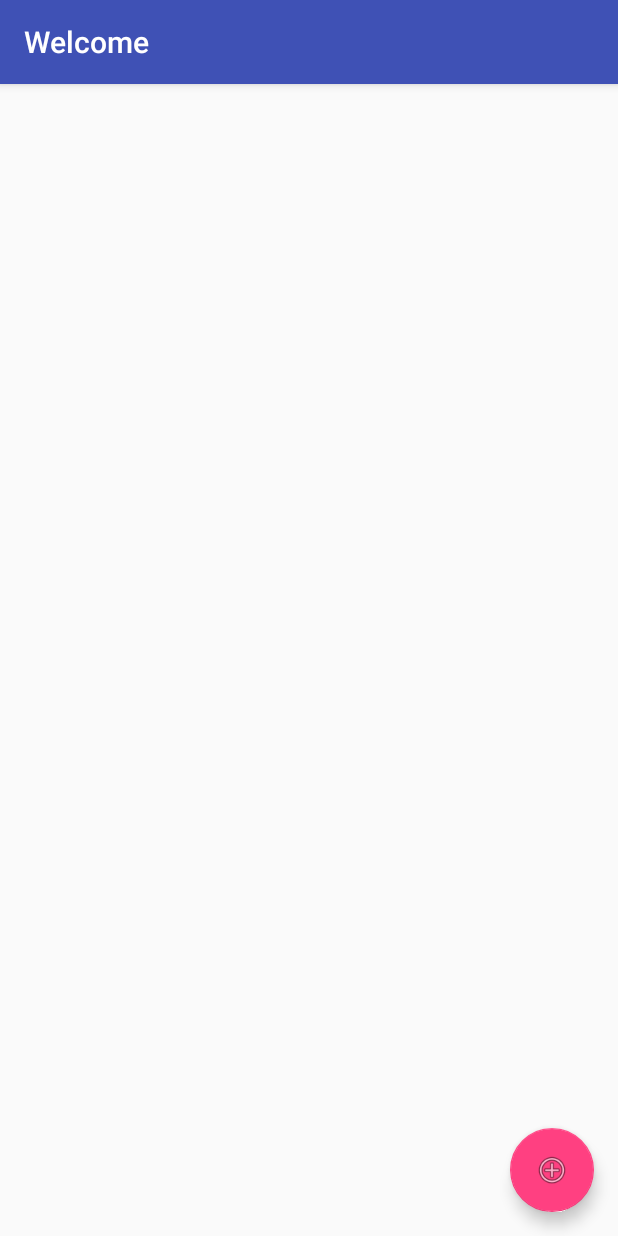
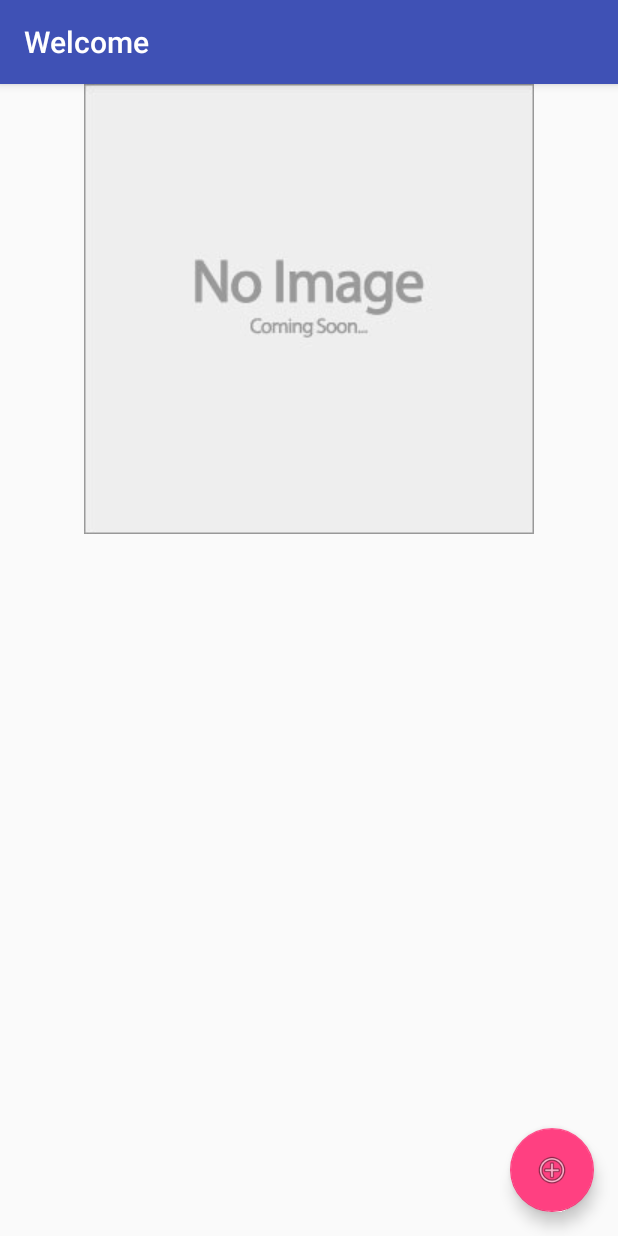
Before and after one commit to ibnahmadbello/Med-Manager, an Android app: the WelcomeActivity screen opened directly, with no data from a screen before it, on a phone screen of 412 x 824 dp. Run offline under Robolectric (Android 15) with nearby library versions, the phone set to English and light mode, and no system bars.

Commit message:
ImageView for profile picture

```diff
--- a/app/src/main/res/layout/activity_welcome.xml
+++ b/app/src/main/res/layout/activity_welcome.xml
@@ -6,15 +6,22 @@
     android:layout_height="match_parent"
     tools:context="com.regent.tech.med_manager.WelcomeActivity">
 
-    <LinearLayout
-        android:id="@+id/linear_layout"
-        android:layout_width="match_parent"
-        android:layout_height="match_parent"
-        android:orientation="vertical">
+    <ImageView
+        android:id="@+id/profile_picture"
+        android:layout_width="wrap_content"
+        android:layout_height="wrap_content"
+        android:layout_centerHorizontal="true"
+        android:scaleType="center"
+        android:src="@drawable/placeholder" />
+
+    <!--<LinearLayout-->
+        <!--android:id="@+id/linear_layout"-->
+        <!--android:layout_width="match_parent"-->
+        <!--android:layout_height="match_parent"-->
+        <!--android:orientation="vertical">-->
 
 
-
-    </LinearLayout>
+    <!--</LinearLayout>-->
 
     <android.support.design.widget.FloatingActionButton
         android:id="@+id/fab"
@@ -23,6 +30,7 @@
         android:layout_margin="@dimen/fab_margin"
         android:layout_alignParentBottom="true"
         android:layout_alignParentRight="true"
+        android:layout_alignParentEnd="true"
         android:src="@android:drawable/ic_menu_add"/>
 
 </RelativeLayout>
```
Also changed, not shown: app/src/main/res/drawable/placeholder.jpg (added).
